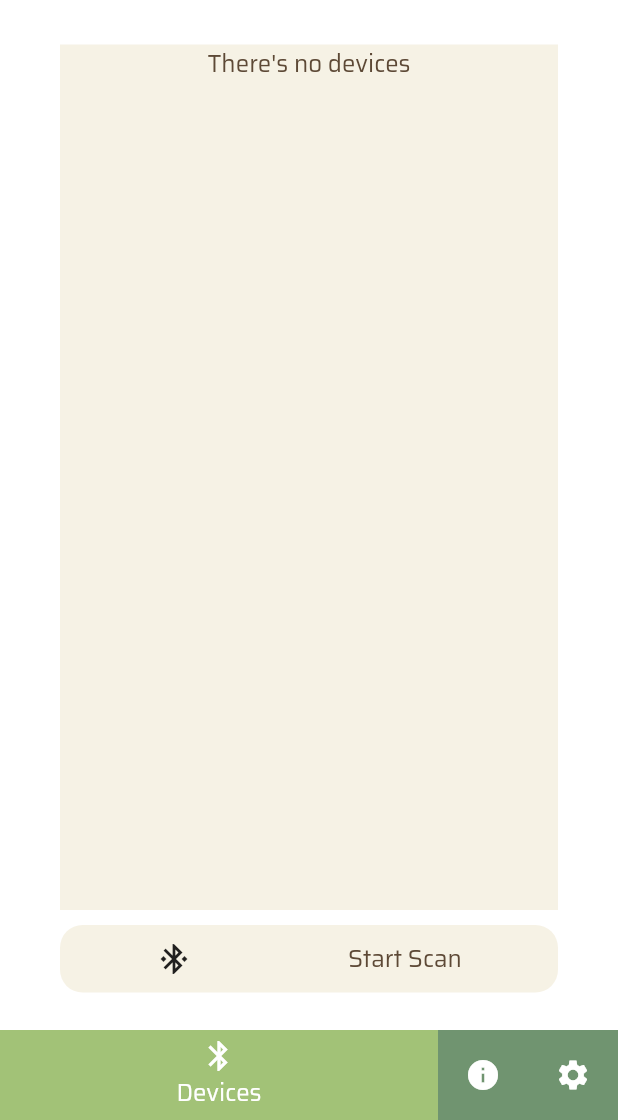
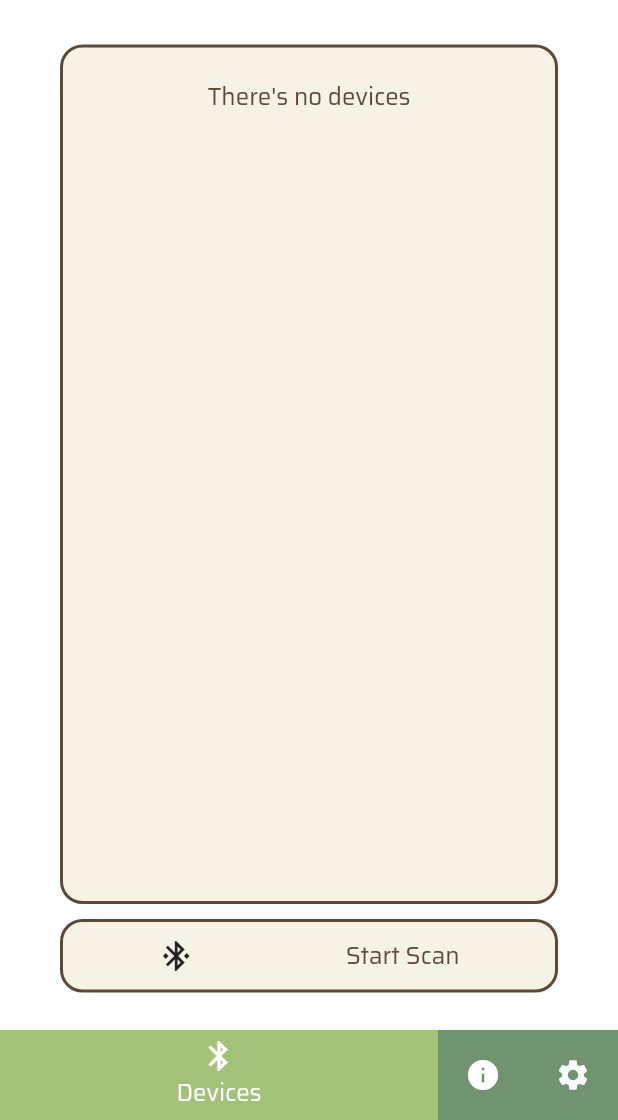
Before and after one commit to iwansal64/eunoia_app, a Flutter app: the screen it shows after launch, on a phone screen of 412 x 824 dp, the part 116-1236 px from its top. Run offline on Flutter 3.47's test engine with Material 3 defaults, Android fonts, the phone set to English and light mode, and no system bars; our stand-ins replace flutter_blue_plus, google_fonts, logger, permission_handler.

Commit message:
[new] New: Toast. Improve: Device Scan, Device List

```diff
--- a/lib/components/device/device_list.dart
+++ b/lib/components/device/device_list.dart
@@ -1,4 +1,5 @@
 import 'package:eunoia_app/hooks/use_bluetooth_state.dart';
+import 'package:eunoia_app/hooks/use_toast_state.dart';
 import 'package:flutter/material.dart';
 import 'package:flutter_blue_plus/flutter_blue_plus.dart';
 import 'package:logger/logger.dart';
@@ -10,41 +11,55 @@ class DeviceList extends StatelessWidget {
   Widget build(BuildContext context) {
     return Container(
       alignment: Alignment.topCenter,
-      child: LayoutBuilder(
-        builder: (BuildContext context, BoxConstraints constraints) {
-          return SingleChildScrollView(
+      decoration: BoxDecoration(
+        color: Color.fromARGB(255, 246, 242, 229),
+        border: BoxBorder.all(width: 2, color: Color.fromARGB(255, 93, 73, 54)),
+        borderRadius: BorderRadius.circular(15)
+      ),
+      child: Padding(
+        padding: EdgeInsets.all(20),
+        child: SingleChildScrollView(
           child: ListenableBuilder(
             listenable: UseBluetoothState.scanResults,
             builder: (BuildContext context, _) {
               if (UseBluetoothState.scanResults.value.isNotEmpty) {
+                Set<String> devicesName = {};
+
+                // Shows the available devices data
                 return Column(
                   spacing: 15,
                   children: UseBluetoothState.scanResults.value.map((
                     scanResult,
                   ) {
+                    String deviceName = scanResult.device.platformName.isNotEmpty ? scanResult.device.platformName : scanResult.device.advName;
+
+                    // If the device name is empty
+                    if(deviceName.isEmpty) return null;
+
+                    // If there's duplicates
+                    String tempDeviceName = deviceName;
+                    int postfix = 1;
+                    while(devicesName.contains(tempDeviceName)) {
+                      tempDeviceName = "$deviceName ($postfix)";
+                      postfix += 1;
+                    }
+
+                    devicesName.add(tempDeviceName);
+
                     return DeviceCard(
-                        deviceName: scanResult.device.platformName,
+                      deviceName: tempDeviceName,
                       bluetoothDevice: scanResult.device,
                     );
-                    }).toList(),
+                  }).whereType<DeviceCard>().toList(),
                 );
               }
 
-                return SizedBox(
-                  width: constraints.maxWidth,
-                  height: constraints.maxHeight,
-                  child: Container(
-                    alignment: Alignment.topCenter,
-                    decoration: BoxDecoration(
-                      color: Color.fromARGB(255, 246, 242, 229),
-                    ),
+              return Center(
                 child: const Text("There's no devices"),
-                  ),
               );
             },
           ),
-          );
-        },
+        ),
       ),
     );
   }
@@ -59,7 +74,9 @@ class DeviceCard extends StatelessWidget {
     final Logger logger = Logger();
 
     try {
-      await bluetoothDevice.connect(license: License.free, autoConnect: true);
+      // await bluetoothDevice.connect(license: License.free, autoConnect: true);
+      UseToastState.showToast("TEST", "YOO");
+      logger.i('[Bluetooth] Show toast');
     } catch (e) {
       logger.e('[Bluetooth] Error connecting: $e');
     }
@@ -74,11 +91,17 @@ class DeviceCard extends StatelessWidget {
 
   @override
   Widget build(BuildContext context) {
-    return Container(
+    return GestureDetector(
+      onTap: connectToDevice,
+      child: Container(
         alignment: Alignment.center,
         decoration: BoxDecoration(
+          color: Color.fromARGB(255, 93, 73, 54),
+          borderRadius: BorderRadius.circular(10),
+        ),
+        child: DefaultTextStyle(
+          style: TextStyle(
             color: Color.fromARGB(255, 246, 242, 229),
-        borderRadius: BorderRadius.circular(10),
           ),
           child: Padding(
             padding: EdgeInsets.all(10),
@@ -89,8 +112,11 @@ class DeviceCard extends StatelessWidget {
                   Container(
                     alignment: Alignment.topLeft,
                     child: Text(
-                  "Device Name: $deviceName",
-                  style: TextStyle(fontWeight: FontWeight.bold),
+                      deviceName,
+                      style: TextStyle(
+                        fontWeight: FontWeight.bold,
+                        fontSize: 18
+                      ),
                     ),
                   ),
                   Spacer(),
@@ -112,6 +138,8 @@ class DeviceCard extends StatelessWidget {
                 ],
               ),
             ),
+          )
+        ),
       ),
     );
   }
--- a/lib/components/device/scan_device.dart
+++ b/lib/components/device/scan_device.dart
@@ -2,22 +2,19 @@ import 'package:eunoia_app/hooks/use_bluetooth_state.dart';
 import 'package:eunoia_app/util/permission.dart';
 import 'package:flutter/material.dart';
 import 'package:flutter_blue_plus/flutter_blue_plus.dart';
-import 'package:logger/web.dart';
 
 class ScanDeviceButton extends StatelessWidget {
   const ScanDeviceButton({ super.key });
 
   @override
   Widget build(BuildContext context) {
-    final logger = Logger();
-
     Future<void> startScan() async {
-      // Check bluetooth permission
-      if(!(await checkBluetoothPermission())) return;
-
       // If it's currently scanning
       if(UseBluetoothState.scanState.value) return;
       UseBluetoothState.setScanState(true);
+
+      // Check bluetooth permission
+      if(!(await checkBluetoothPermission())) return;
 
       // Reset the scanning result
       UseBluetoothState.resetScanResult();
@@ -30,12 +27,7 @@ class ScanDeviceButton extends StatelessWidget {
       // Listen to scan results
       FlutterBluePlus.scanResults.listen((results) {
         UseBluetoothState.setScanResult(results.toSet());
-        logger.i(results);
       });
-
-      // Wait for scanning to stop
-      await Future.delayed(Duration(seconds: 4));
-      UseBluetoothState.resetScanResult();
     }
 
     void stopScan() async {
@@ -57,6 +49,7 @@ class ScanDeviceButton extends StatelessWidget {
             alignment: Alignment.center,
             decoration: BoxDecoration(
               color: Color.fromARGB(255, 246, 242, 229),
+              border: BoxBorder.all(width: 2, color: Color.fromARGB(255, 93, 73, 54)),
               borderRadius: BorderRadius.circular(15),
             ),
             child: Padding(
--- /dev/null
+++ b/lib/components/globals/toast.dart
@@ -0,0 +1,61 @@
+import 'package:flutter/material.dart';
+import 'package:eunoia_app/hooks/use_toast_state.dart';
+
+class Toast extends StatelessWidget {
+  const Toast({super.key});
+
+  @override
+  Widget build(BuildContext context) {
+    return ListenableBuilder(
+      listenable: UseToastState.isToastShowed,
+      builder: (BuildContext context, _) {
+        return AnimatedPositioned(
+          duration: Duration(milliseconds: 500),
+          top: UseToastState.isToastShowed.value ? 15 : -30,
+          right: 15,
+          curve: Curves.easeInOut,
+          child: AnimatedOpacity(
+            opacity: UseToastState.isToastShowed.value ? 1 : 0,
+            duration: Duration(milliseconds: 500),
+            child: SizedBox(
+              width: 250,
+              height: 100,
+              child: Container(
+                alignment: Alignment.topLeft,
+                decoration: BoxDecoration(
+                  color: Color.fromARGB(255, 246, 242, 229),
+                  border: BoxBorder.all(
+                    width: 2,
+                    color: Color.fromARGB(255, 93, 73, 54),
+                  ),
+                  borderRadius: BorderRadius.circular(15),
+                ),
+                child: Padding(
+                  padding: EdgeInsets.all(10),
+                  child: Column(
+                    crossAxisAlignment: CrossAxisAlignment.start,
+                    children: [
+                      Text(
+                        UseToastState.toastTitle.value,
+                        style: TextStyle(
+                          fontSize: 18,
+                          fontWeight: FontWeight.bold
+                        ),
+                      ),
+                      Text(
+                        UseToastState.toastMessage.value,
+                        style: TextStyle(
+                          fontSize: 12,
+                        ),
+                      ),
+                    ],
+                  ),
+                ),
+              ),
+            ),
+          ),
+        );
+      },
+    );
+  }
+}
--- /dev/null
+++ b/lib/hooks/use_toast_state.dart
@@ -0,0 +1,26 @@
+import 'package:flutter/foundation.dart';
+
+class UseToastState {
+  static ValueNotifier<String> toastTitle = ValueNotifier("");
+  static ValueNotifier<String> lastToastTitle = ValueNotifier("");
+  static ValueNotifier<String> toastMessage = ValueNotifier("");
+  static ValueNotifier<bool> isToastShowed = ValueNotifier(false);
+
+  static void showToast(String title, String message, {Duration? duration = const Duration(seconds: 2)}) {
+    UseToastState.isToastShowed.value = true;
+    UseToastState.toastTitle.value = title;
+    UseToastState.lastToastTitle.value = title;
+    UseToastState.toastMessage.value = message;
+
+    // If duration is specified,
+    if(duration != null ) {
+
+      // Wait several seconds
+      Future.delayed(duration).then((_) {
+        if(UseToastState.lastToastTitle.value == title) {
+          UseToastState.isToastShowed.value = false;
+        }
+      });
+    }
+  }
+}
--- a/lib/main.dart
+++ b/lib/main.dart
@@ -1,4 +1,5 @@
 import 'package:eunoia_app/components/device/device.dart';
+import 'package:eunoia_app/components/globals/toast.dart';
 import 'package:eunoia_app/components/information/information.dart';
 import 'package:eunoia_app/components/setting/setting.dart';
 import 'package:eunoia_app/util/permission.dart';
@@ -42,9 +43,16 @@ class _MyAppState extends State<MyApp> {
                 decoration: TextDecoration.none
               )
             ),
-          child: const PageController()
+            child: SafeArea(
+              child: Stack(
+                children: [
+                  const PageController(),
+                  Toast(),
+                ]
+              )
             ),
           ),
+      )
     );
   }
 }
```
Also changed, not shown: 2 other files. Lines whose indentation alone changed are shown as unchanged.
